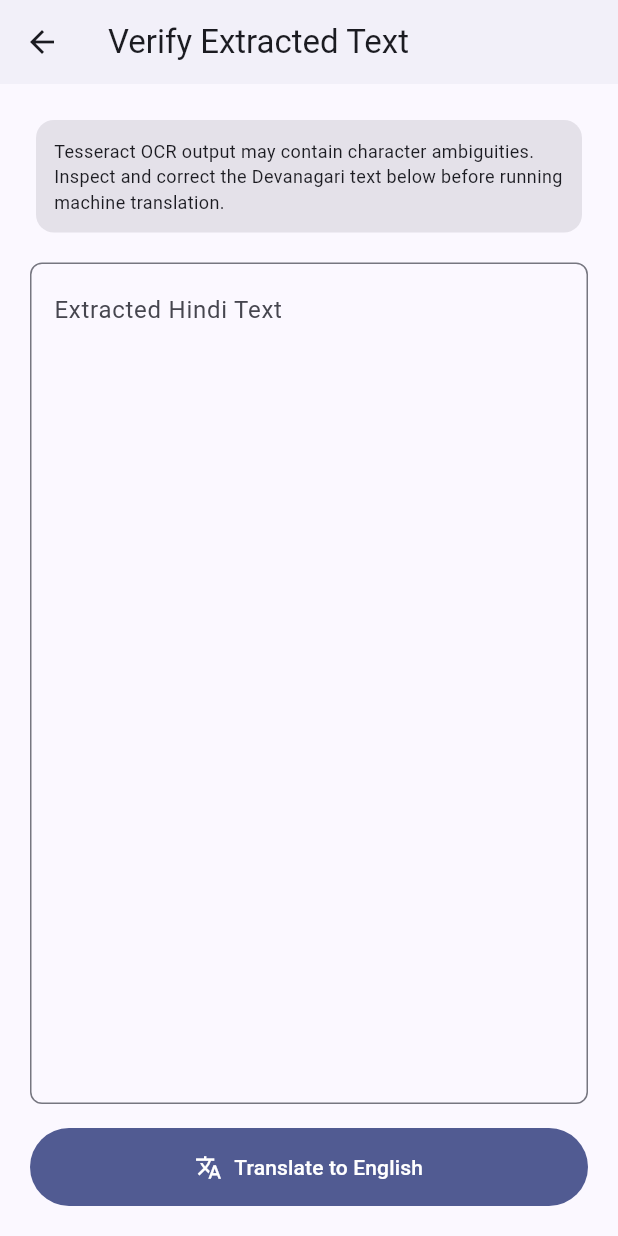
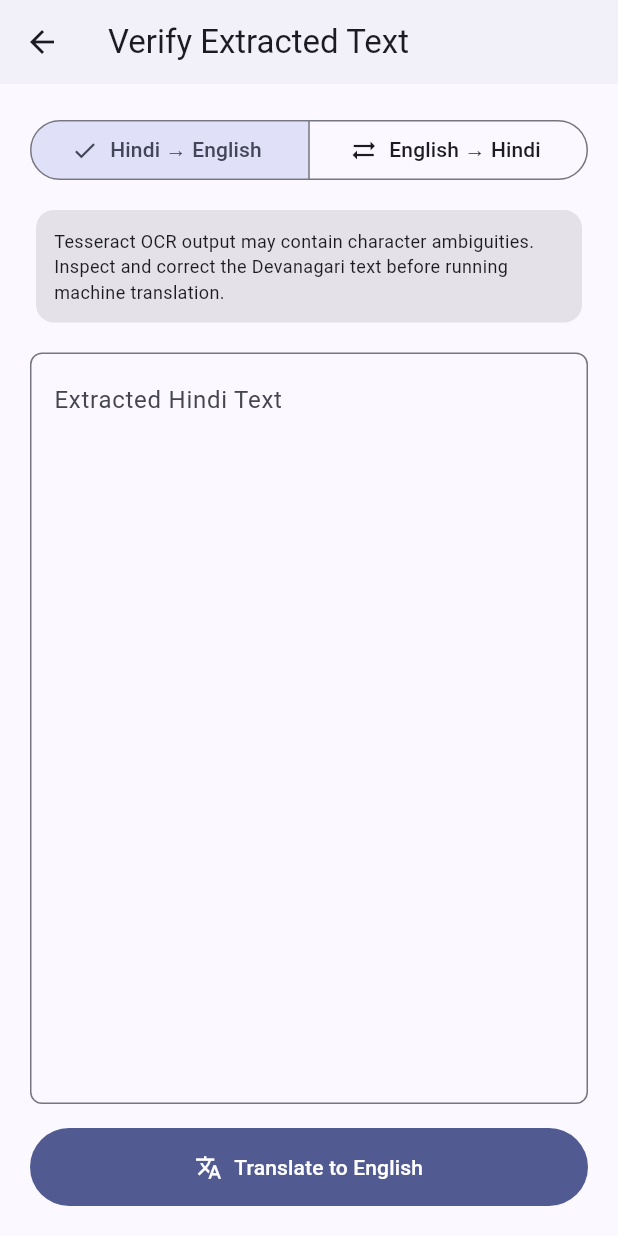
Before and after one commit to BORUTOABD/hindi_lens, a Flutter app: the EditScreen screen opened directly with empty values, on a phone screen of 412 x 824 dp. Run offline on Flutter 3.47's test engine with Material 3 defaults, Android fonts, the light colour scheme and no system bars.

Commit message:
feat(ui): add bidirectional translation support for Hindi and English

```diff
--- a/lib/screens/edit_screen.dart
+++ b/lib/screens/edit_screen.dart
@@ -1,4 +1,9 @@
 import 'package:flutter/material.dart';
+
+enum TranslationMode {
+  hindiToEnglish,
+  englishToHindi,
+}
 
 class EditScreen extends StatefulWidget {
   final String initialHindiText;
@@ -17,6 +22,7 @@ class EditScreen extends StatefulWidget {
 class _EditScreenState extends State<EditScreen> {
   late final TextEditingController _textController;
   bool _isTranslating = false;
+  TranslationMode _mode = TranslationMode.hindiToEnglish;
 
   @override
   void initState() {
@@ -30,12 +36,26 @@ class _EditScreenState extends State<EditScreen> {
     super.dispose();
   }
 
+  void _switchDirection(TranslationMode newMode) {
+    if (_mode == newMode) return;
+    setState(() {
+      _mode = newMode;
+      if (_mode == TranslationMode.englishToHindi) {
+        _textController.text = (widget.sourceType == 'Camera')
+            ? 'Please do not throw garbage here. Maintain cleanliness.'
+            : 'This public notice is important for all citizens.';
+      } else {
+        _textController.text = widget.initialHindiText;
+      }
+    });
+  }
+
   void _submitForTranslation() {
     final trimmedText = _textController.text.trim();
     if (trimmedText.isEmpty) {
       ScaffoldMessenger.of(context).showSnackBar(
         const SnackBar(
-          content: Text('Hindi text cannot be empty. Please verify or re-enter.'),
+          content: Text('Input text cannot be empty. Please verify or re-enter.'),
         ),
       );
       return;
@@ -45,23 +65,30 @@ class _EditScreenState extends State<EditScreen> {
       _isTranslating = true;
     });
 
-    // Simulated network delay to cloud VM running IndicTrans2
     Future.delayed(const Duration(milliseconds: 1500), () {
       if (!mounted) return;
       setState(() {
         _isTranslating = false;
       });
 
-      // Distinct English outputs based on source sample
-      final englishOutput = (widget.sourceType == 'Camera')
-          ? 'Please do not throw garbage here. Maintain cleanliness.'
-          : 'This public notice is important for all citizens.';
+      String outputText;
+      if (_mode == TranslationMode.hindiToEnglish) {
+        outputText = (widget.sourceType == 'Camera')
+            ? 'Please do not throw garbage here. Maintain cleanliness.'
+            : 'This public notice is important for all citizens.';
+      } else {
+        outputText = (widget.sourceType == 'Camera')
+            ? 'कृपया यहाँ कूड़ा न फेंकें। स्वच्छता बनाए रखें।'
+            : 'यह सार्वजनिक सूचना सभी नागरिकों के लिए महत्वपूर्ण है।';
+      }
 
-      _showTranslationModal(trimmedText, englishOutput);
+      _showTranslationModal(trimmedText, outputText);
     });
   }
 
-  void _showTranslationModal(String sourceHindi, String targetEnglish) {
+  void _showTranslationModal(String sourceText, String targetText) {
+    final isH2E = _mode == TranslationMode.hindiToEnglish;
+
     showModalBottomSheet(
       context: context,
       isScrollControlled: true,
@@ -84,25 +111,22 @@ class _EditScreenState extends State<EditScreen> {
                       ),
                 ),
                 Chip(
-                  label: Text(widget.sourceType),
+                  label: Text(isH2E ? 'Hindi → English' : 'English → Hindi'),
                   visualDensity: VisualDensity.compact,
                 ),
               ],
             ),
             const SizedBox(height: 16),
-            const Text(
-              'Verified Hindi Input:',
-              style: TextStyle(fontSize: 12, fontWeight: FontWeight.bold),
+            Text(
+              isH2E ? 'Verified Hindi Input:' : 'Verified English Input:',
+              style: const TextStyle(fontSize: 12, fontWeight: FontWeight.bold),
             ),
             const SizedBox(height: 4),
+            Text(sourceText, style: const TextStyle(fontSize: 14)),
+            const Divider(height: 24),
             Text(
-              sourceHindi,
-              style: const TextStyle(fontSize: 14),
-            ),
-            const Divider(height: 24),
-            const Text(
-              'English Translation (IndicTrans2):',
-              style: TextStyle(fontSize: 12, fontWeight: FontWeight.bold),
+              isH2E ? 'English Translation (IndicTrans2):' : 'Hindi Translation (IndicTrans2):',
+              style: const TextStyle(fontSize: 12, fontWeight: FontWeight.bold),
             ),
             const SizedBox(height: 4),
             Container(
@@ -112,7 +136,7 @@ class _EditScreenState extends State<EditScreen> {
                 borderRadius: BorderRadius.circular(8),
               ),
               child: Text(
-                targetEnglish,
+                targetText,
                 style: TextStyle(
                   fontSize: 14,
                   color: Theme.of(context).colorScheme.onPrimaryContainer,
@@ -133,6 +157,8 @@ class _EditScreenState extends State<EditScreen> {
 
   @override
   Widget build(BuildContext context) {
+    final isH2E = _mode == TranslationMode.hindiToEnglish;
+
     return Scaffold(
       appBar: AppBar(
         title: const Text('Verify Extracted Text'),
@@ -144,14 +170,36 @@ class _EditScreenState extends State<EditScreen> {
           child: Column(
             crossAxisAlignment: CrossAxisAlignment.stretch,
             children: [
+              // Segmented Button to switch direction
+              SegmentedButton<TranslationMode>(
+                segments: const [
+                  ButtonSegment(
+                    value: TranslationMode.hindiToEnglish,
+                    label: Text('Hindi → English'),
+                    icon: Icon(Icons.sync_alt),
+                  ),
+                  ButtonSegment(
+                    value: TranslationMode.englishToHindi,
+                    label: Text('English → Hindi'),
+                    icon: Icon(Icons.sync_alt),
+                  ),
+                ],
+                selected: {_mode},
+                onSelectionChanged: (newSelection) {
+                  _switchDirection(newSelection.first);
+                },
+              ),
+              const SizedBox(height: 12),
               Card(
                 elevation: 0,
                 color: Theme.of(context).colorScheme.surfaceContainerHighest,
-                child: const Padding(
-                  padding: EdgeInsets.all(12.0),
+                child: Padding(
+                  padding: const EdgeInsets.all(12.0),
                   child: Text(
-                    'Tesseract OCR output may contain character ambiguities. Inspect and correct the Devanagari text below before running machine translation.',
-                    style: TextStyle(fontSize: 12),
+                    isH2E
+                        ? 'Tesseract OCR output may contain character ambiguities. Inspect and correct the Devanagari text before running machine translation.'
+                        : 'Inspect and verify extracted English text before running machine translation into Hindi.',
+                    style: const TextStyle(fontSize: 12),
                   ),
                 ),
               ),
@@ -163,7 +211,7 @@ class _EditScreenState extends State<EditScreen> {
                   expands: true,
                   textAlignVertical: TextAlignVertical.top,
                   decoration: InputDecoration(
-                    labelText: 'Extracted Hindi Text',
+                    labelText: isH2E ? 'Extracted Hindi Text' : 'Extracted English Text',
                     alignLabelWithHint: true,
                     border: OutlineInputBorder(
                       borderRadius: BorderRadius.circular(8),
@@ -179,7 +227,7 @@ class _EditScreenState extends State<EditScreen> {
                 FilledButton.icon(
                   onPressed: _submitForTranslation,
                   icon: const Icon(Icons.translate),
-                  label: const Text('Translate to English'),
+                  label: Text(isH2E ? 'Translate to English' : 'Translate to Hindi'),
                   style: FilledButton.styleFrom(
                     padding: const EdgeInsets.symmetric(vertical: 16),
                   ),
--- a/lib/screens/home_screen.dart
+++ b/lib/screens/home_screen.dart
@@ -65,7 +65,7 @@ class HomeScreen extends StatelessWidget {
               FilledButton.icon(
                 onPressed: () => _navigateToEditScreen(context, 'Camera'),
                 icon: const Icon(Icons.photo_camera),
-                label: const Text('Take a Photo (Signboard Mock)'),
+                label: const Text('Take a Photo '),
                 style: FilledButton.styleFrom(
                   padding: const EdgeInsets.symmetric(vertical: 16),
                 ),
@@ -74,7 +74,7 @@ class HomeScreen extends StatelessWidget {
               OutlinedButton.icon(
                 onPressed: () => _navigateToEditScreen(context, 'Gallery'),
                 icon: const Icon(Icons.photo_library),
-                label: const Text('Choose from Gallery (Notice Mock)'),
+                label: const Text('Choose from Gallery '),
                 style: OutlinedButton.styleFrom(
                   padding: const EdgeInsets.symmetric(vertical: 16),
                 ),
```
